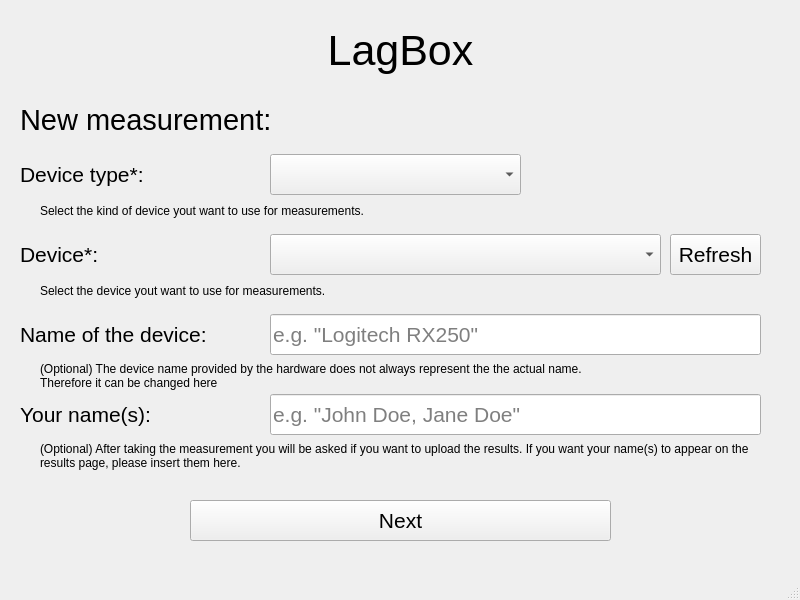
This is gui/latency_gui.ui in PDA-UR/LagBox as Qt 5 draws it before an edit. The edited form follows.
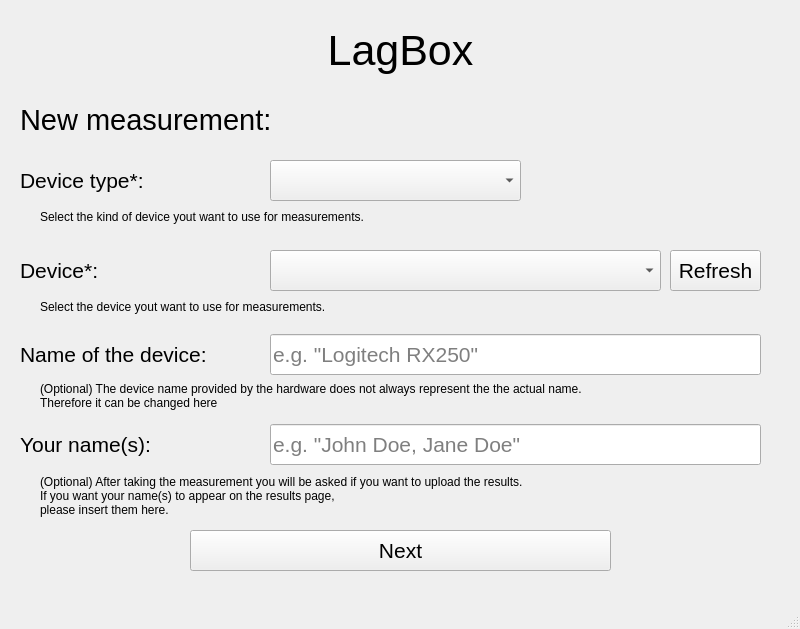
This is the edited form.

Commit message:
Make extraction of keycode testable
When pressing the "Next" button, the keyocde gets extracted

```diff
--- a/gui/latency_gui.ui
+++ b/gui/latency_gui.ui
@@ -7,7 +7,7 @@
     <x>0</x>
     <y>0</y>
     <width>800</width>
-    <height>600</height>
+    <height>629</height>
    </rect>
   </property>
   <property name="windowTitle">
@@ -60,7 +60,7 @@
     <property name="geometry">
      <rect>
       <x>270</x>
-      <y>394</y>
+      <y>424</y>
       <width>491</width>
       <height>41</height>
      </rect>
@@ -81,7 +81,7 @@
     <property name="geometry">
      <rect>
       <x>20</x>
-      <y>394</y>
+      <y>424</y>
       <width>211</width>
       <height>41</height>
      </rect>
@@ -99,7 +99,7 @@
     <property name="geometry">
      <rect>
       <x>20</x>
-      <y>314</y>
+      <y>334</y>
       <width>211</width>
       <height>41</height>
      </rect>
@@ -117,7 +117,7 @@
     <property name="geometry">
      <rect>
       <x>270</x>
-      <y>314</y>
+      <y>334</y>
       <width>491</width>
       <height>41</height>
      </rect>
@@ -138,7 +138,7 @@
     <property name="geometry">
      <rect>
       <x>20</x>
-      <y>154</y>
+      <y>160</y>
       <width>211</width>
       <height>41</height>
      </rect>
@@ -156,7 +156,7 @@
     <property name="geometry">
      <rect>
       <x>270</x>
-      <y>154</y>
+      <y>160</y>
       <width>251</width>
       <height>41</height>
      </rect>
@@ -171,7 +171,7 @@
     <property name="geometry">
      <rect>
       <x>190</x>
-      <y>500</y>
+      <y>530</y>
       <width>421</width>
       <height>41</height>
      </rect>
@@ -189,7 +189,7 @@
     <property name="geometry">
      <rect>
       <x>270</x>
-      <y>234</y>
+      <y>250</y>
       <width>391</width>
       <height>41</height>
      </rect>
@@ -204,7 +204,7 @@
     <property name="geometry">
      <rect>
       <x>20</x>
-      <y>234</y>
+      <y>250</y>
       <width>211</width>
       <height>41</height>
      </rect>
@@ -222,7 +222,7 @@
     <property name="geometry">
      <rect>
       <x>40</x>
-      <y>200</y>
+      <y>206</y>
       <width>741</width>
       <height>21</height>
      </rect>
@@ -235,7 +235,7 @@
     <property name="geometry">
      <rect>
       <x>40</x>
-      <y>280</y>
+      <y>296</y>
       <width>741</width>
       <height>21</height>
      </rect>
@@ -248,7 +248,7 @@
     <property name="geometry">
      <rect>
       <x>40</x>
-      <y>360</y>
+      <y>380</y>
       <width>741</width>
       <height>31</height>
      </rect>
@@ -262,21 +262,22 @@
     <property name="geometry">
      <rect>
       <x>40</x>
-      <y>440</y>
+      <y>470</y>
       <width>741</width>
-      <height>31</height>
+      <height>51</height>
      </rect>
     </property>
     <property name="text">
-     <string>(Optional) After taking the measurement you will be asked if you want to upload the results. If you want your name(s) to appear on the 
-results page, please insert them here.</string>
+     <string>(Optional) After taking the measurement you will be asked if you want to upload the results. 
+If you want your name(s) to appear on the results page, 
+please insert them here.</string>
     </property>
    </widget>
    <widget class="QPushButton" name="button_refresh">
     <property name="geometry">
      <rect>
       <x>670</x>
-      <y>234</y>
+      <y>250</y>
       <width>91</width>
       <height>41</height>
      </rect>
```
The commit also changes 1 other file.
